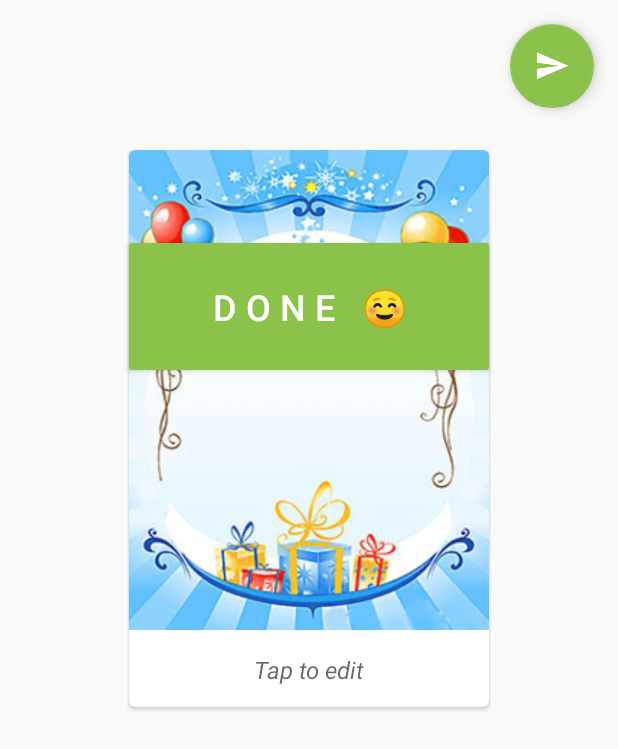
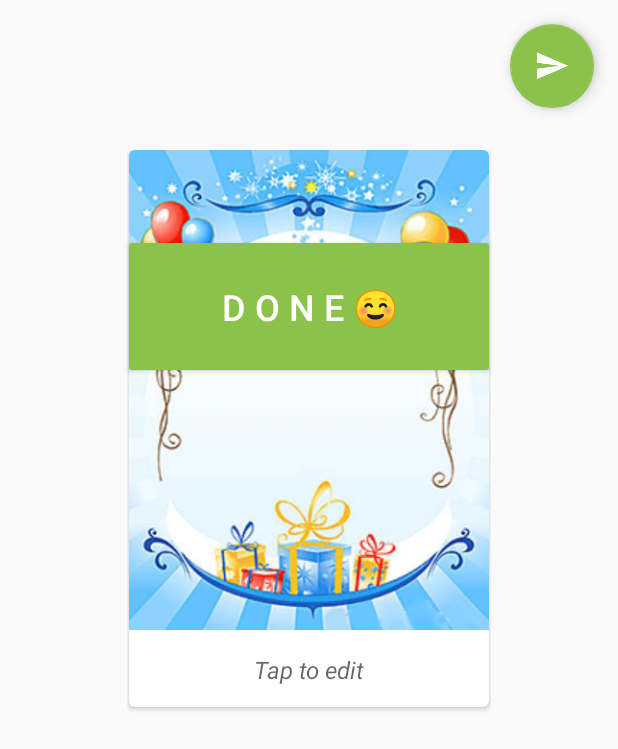
Before and after one commit to AlexSheiko/PartyInvitations, an Android app: the layout activity_result.xml on its own in the app's theme, with its tools: preview values and no code run, on a phone screen of 412 x 824 dp. Shown: the top 749 px of the screen. Run offline under Robolectric (Android 15) with nearby library versions, the light colour scheme and no system bars.

Commit message:
Translate Done label

```diff
--- a/app/src/main/res/layout/activity_result.xml
+++ b/app/src/main/res/layout/activity_result.xml
@@ -85,7 +85,7 @@
             android:paddingLeft="48dp"
             android:paddingRight="48dp"
             android:paddingTop="32dp"
-            android:text="D o n e   ☺"
+            android:text="@string/done"
             android:textColor="@android:color/white"
             android:textSize="24sp"/>
 
--- a/app/src/main/res/values/strings.xml
+++ b/app/src/main/res/values/strings.xml
@@ -8,4 +8,5 @@
     <string name="holidays">H o l i d a y s</string>
     <string name="birthday">B i r t h d a y</string>
     <string name="wedding">W e d d i n g</string>
+    <string name="done">D o n e ☺</string>
 </resources>
```
Also changed, not shown: 2 other files.
